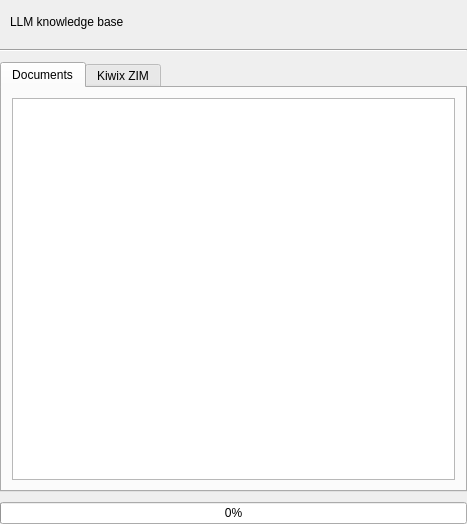
First picture: the form in src/airunner/components/documents/gui/widgets/templates/documents.ui, repository Capsize-Games/airunner, before the edit.
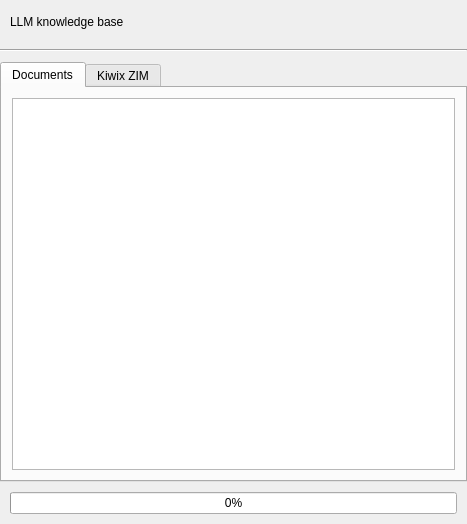
Second picture: the form after the edit.

Commit message: generator and layer widget improvements

```diff
--- a/src/airunner/components/documents/gui/widgets/templates/documents.ui
+++ b/src/airunner/components/documents/gui/widgets/templates/documents.ui
@@ -32,13 +32,6 @@
    <property name="verticalSpacing">
     <number>10</number>
    </property>
-   <item row="5" column="0">
-    <widget class="QProgressBar" name="progressBar">
-     <property name="value">
-      <number>0</number>
-     </property>
-    </widget>
-   </item>
    <item row="4" column="0">
     <widget class="QTabWidget" name="tabWidget">
      <property name="currentIndex">
@@ -194,6 +187,29 @@
      </property>
     </widget>
    </item>
+   <item row="5" column="0">
+    <layout class="QVBoxLayout" name="verticalLayout_2">
+     <property name="leftMargin">
+      <number>10</number>
+     </property>
+     <property name="topMargin">
+      <number>0</number>
+     </property>
+     <property name="rightMargin">
+      <number>10</number>
+     </property>
+     <property name="bottomMargin">
+      <number>10</number>
+     </property>
+     <item>
+      <widget class="QProgressBar" name="progressBar">
+       <property name="value">
+        <number>0</number>
+       </property>
+      </widget>
+     </item>
+    </layout>
+   </item>
   </layout>
  </widget>
  <resources/>
```
The commit also changes 7 other files.
